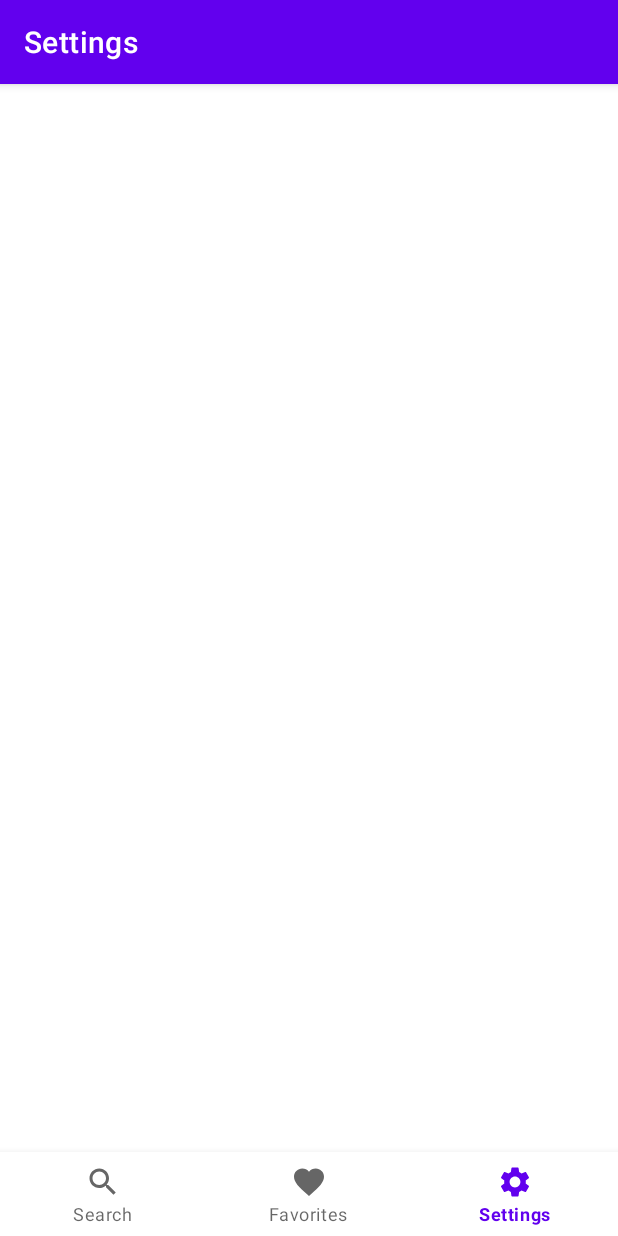
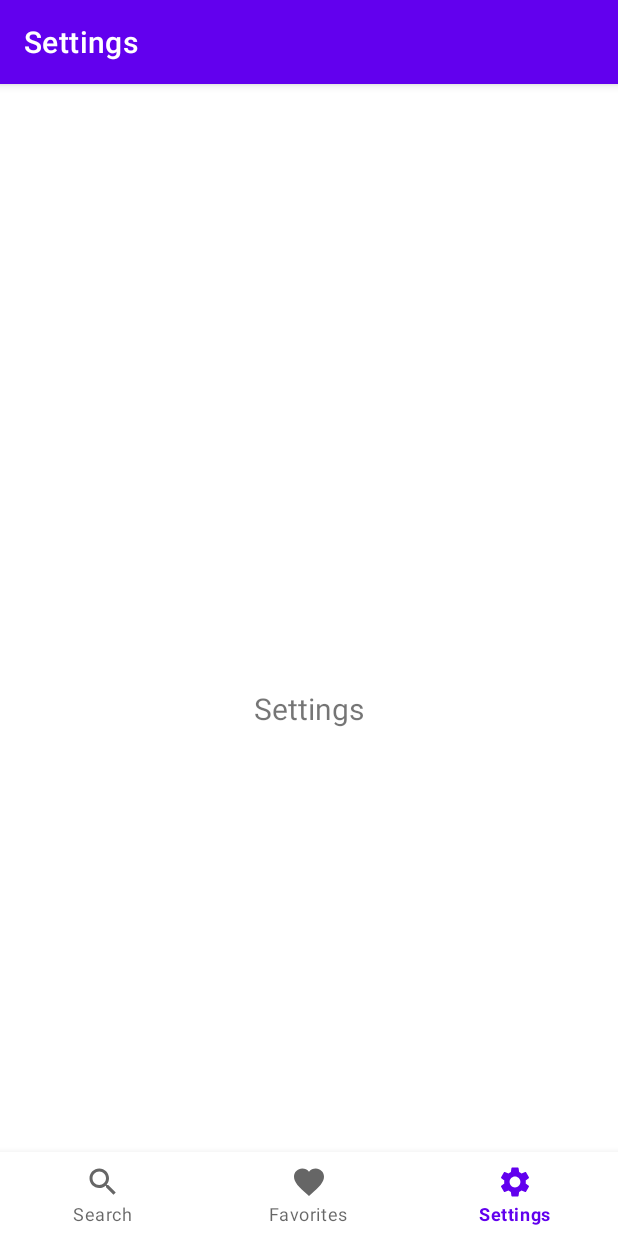
Before and after one commit to LEONARDOLSANTOS/My-Weather, an Android app: the FavoritesFragment screen opened through its navigation route, item 3 of the bottom bar chosen, on a phone screen of 412 x 824 dp. Run offline under Robolectric (Android 15) with nearby library versions, the phone set to English and light mode, and no system bars; our stand-ins replace navigation-ui.

Commit message:
Navegação inicial dos fragments

```diff
--- a/app/src/main/java/com/leonardolsantos/myweather/ui/FavoritesFragment.kt
+++ b/app/src/main/java/com/leonardolsantos/myweather/ui/FavoritesFragment.kt
@@ -5,6 +5,7 @@ import androidx.fragment.app.Fragment
 import android.view.LayoutInflater
 import android.view.View
 import android.view.ViewGroup
+import android.widget.TextView
 import com.leonardolsantos.myweather.R
 
 
@@ -14,8 +15,13 @@ class FavoritesFragment : Fragment() {
                               container: ViewGroup?,
                               savedInstanceState: Bundle?
     ): View? {
-        // Inflate the layout for this fragment
-        return inflater.inflate(R.layout.fragment_favorites, container, false)
+        val favoritesContainer = inflater.inflate(R.layout.fragment_favorites, container, false)
+
+        val textView = favoritesContainer.findViewById<TextView>(R.id.text_favorites)
+
+        textView.text = getString(R.string.title_favorites)
+
+        return  favoritesContainer
     }
 
 }
--- a/app/src/main/java/com/leonardolsantos/myweather/ui/SearchFragment.kt
+++ b/app/src/main/java/com/leonardolsantos/myweather/ui/SearchFragment.kt
@@ -5,6 +5,7 @@ import androidx.fragment.app.Fragment
 import android.view.LayoutInflater
 import android.view.View
 import android.view.ViewGroup
+import android.widget.TextView
 import com.leonardolsantos.myweather.R
 
 
@@ -15,9 +16,10 @@ class SearchFragment : Fragment() {
                               savedInstanceState: Bundle?
     ): View? {
 
-
-        // Inflate the layout for this fragment
-        return inflater.inflate(R.layout.fragment_search, container, false)
+        val searchContainer =  inflater.inflate(R.layout.fragment_search, container, false)
+        val textView = searchContainer.findViewById<TextView>(R.id.text_search)
+        textView.text = getString(R.string.title_search)
+        return searchContainer
     }
 
 }
--- a/app/src/main/java/com/leonardolsantos/myweather/ui/SettingsFragment.kt
+++ b/app/src/main/java/com/leonardolsantos/myweather/ui/SettingsFragment.kt
@@ -5,6 +5,7 @@ import androidx.fragment.app.Fragment
 import android.view.LayoutInflater
 import android.view.View
 import android.view.ViewGroup
+import android.widget.TextView
 import com.leonardolsantos.myweather.R
 
 
@@ -15,7 +16,10 @@ class SettingsFragment : Fragment() {
                               savedInstanceState: Bundle?
     ): View? {
         // Inflate the layout for this fragment
-        return inflater.inflate(R.layout.fragment_settings, container, false)
+        val settingsContainer =  inflater.inflate(R.layout.fragment_settings, container, false)
+        val textView = settingsContainer.findViewById<TextView>(R.id.text_settings)
+        textView.text = getString(R.string.title_settings)
+        return  settingsContainer
     }
 
 }
```
Also changed, not shown: app/src/main/res/layout/fragment_favorites2.xml (deleted, +0 -14 lines), app/src/main/res/layout/fragment_search2.xml (deleted, +0 -14 lines), app/src/main/res/layout/fragment_settings2.xml (deleted, +0 -14 lines).
